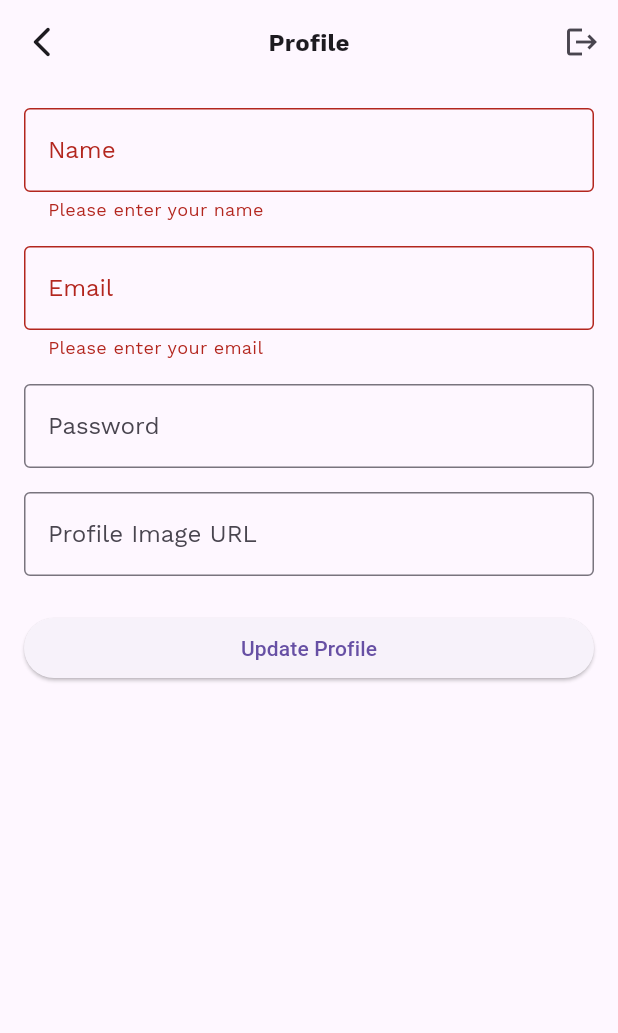
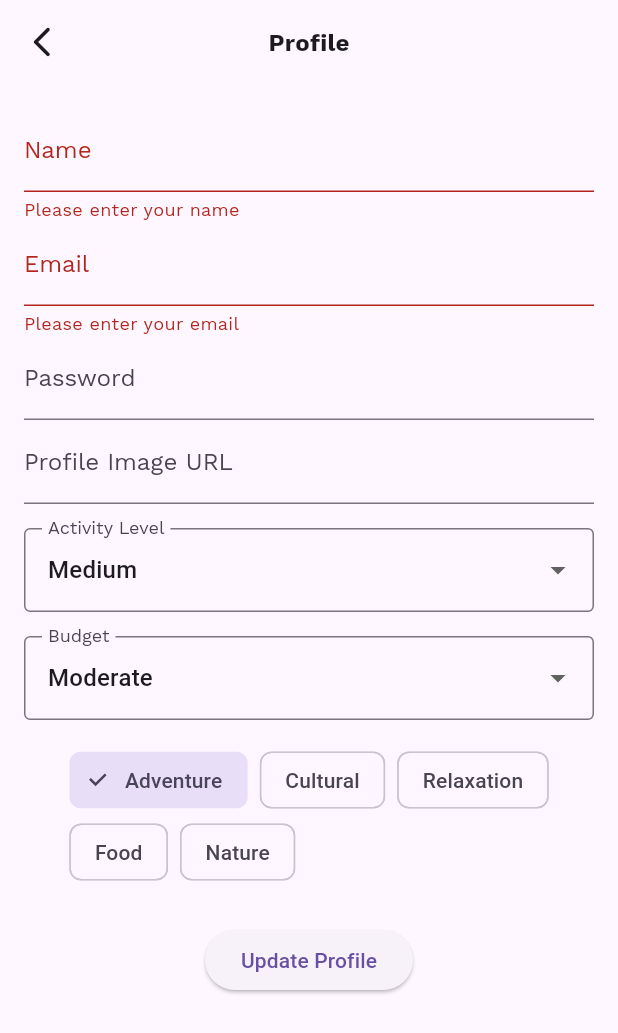
Before and after one commit to jdalgali/TravelCompanionFinder, a Flutter app: the ProfileScreen screen opened directly, after a tap on "Update Profile", on a phone screen of 412 x 824 dp. Shown: the top 1033 px of the screen. Run offline on Flutter 3.47's test engine with Material 3 defaults, Android fonts, the phone set to English and light mode, and no system bars; our stand-ins replace flutter_secure_storage; accounts and stored records are empty.

Commit message:
add advanced profile

```diff
--- a/frontend/lib/providers/auth_provider.dart
+++ b/frontend/lib/providers/auth_provider.dart
@@ -151,6 +151,7 @@ class AuthProvider with ChangeNotifier {
     required String email,
     String? password,
     String? profileImage,
+    Map<String, dynamic>? preferences,
   }) async {
     try {
       _isLoading = true;
@@ -162,6 +163,7 @@ class AuthProvider with ChangeNotifier {
         email: email,
         password: password,
         profileImage: profileImage,
+        preferences: preferences,
       );
 
       if (result['success']) {
--- a/frontend/lib/screens/profile/profile_screen.dart
+++ b/frontend/lib/screens/profile/profile_screen.dart
@@ -17,16 +17,24 @@ class _ProfileScreenState extends State<ProfileScreen> {
   final _emailController = TextEditingController();
   final _passwordController = TextEditingController();
   final _profileImageController = TextEditingController();
+  String _activityLevel = 'Medium';
+  String _budget = 'Moderate';
+  final List<String> _travelStyle = ['Adventure'];
 
   @override
   void initState() {
     super.initState();
     final user = context.read<AuthProvider>().user;
     if (user != null) {
-      _nameController.text = user['name'];
-      _emailController.text = user['email'];
+      _nameController.text = user['name'] ?? '';
+      _emailController.text = user['email'] ?? '';
       _profileImageController.text = user['profileImage'] ?? '';
+      _activityLevel = user['preferences']?['activityLevel'] ?? 'Medium';
+      _budget = user['preferences']?['budget'] ?? 'Moderate';
+      _travelStyle.addAll(List<String>.from(
+          user['preferences']?['travelStyle'] ?? ['Adventure']));
     }
+    print('ProfileScreen initialized with user: $user');
   }
 
   Future<void> _updateProfile() async {
@@ -35,19 +43,21 @@ class _ProfileScreenState extends State<ProfileScreen> {
     final result = await context.read<AuthProvider>().updateProfile(
       name: _nameController.text,
       email: _emailController.text,
-          password: _passwordController.text.isEmpty
-              ? null
-              : _passwordController.text,
+      password:
+          _passwordController.text.isEmpty ? null : _passwordController.text,
       profileImage: _profileImageController.text.isEmpty
           ? null
           : _profileImageController.text,
+      preferences: {
+        'activityLevel': _activityLevel,
+        'budget': _budget,
+        'travelStyle': _travelStyle,
+      },
     );
-
-    if (!mounted) return;
 
     if (result['success']) {
       ScaffoldMessenger.of(context).showSnackBar(
-        const SnackBar(content: Text('Profile updated successfully')),
+        SnackBar(content: Text('Profile updated successfully')),
       );
     } else {
       ScaffoldMessenger.of(context).showSnackBar(
@@ -56,37 +66,22 @@ class _ProfileScreenState extends State<ProfileScreen> {
     }
   }
 
-  Future<void> _logout() async {
-    await context.read<AuthProvider>().logout();
-    if (!mounted) return;
-    Navigator.of(context).pushReplacementNamed('/login');
-  }
-
   @override
   Widget build(BuildContext context) {
+    print('Building ProfileScreen');
     return Scaffold(
       appBar: AppBar(
         title: const Text('Profile'),
-        actions: [
-          IconButton(
-            icon: const Icon(Icons.logout),
-            onPressed: _logout,
-          ),
-        ],
       ),
       body: Padding(
         padding: const EdgeInsets.all(16.0),
         child: Form(
           key: _formKey,
           child: Column(
-            crossAxisAlignment: CrossAxisAlignment.stretch,
             children: [
               TextFormField(
                 controller: _nameController,
-                decoration: const InputDecoration(
-                  labelText: 'Name',
-                  border: OutlineInputBorder(),
-                ),
+                decoration: const InputDecoration(labelText: 'Name'),
                 validator: (value) {
                   if (value == null || value.isEmpty) {
                     return 'Please enter your name';
@@ -94,13 +89,9 @@ class _ProfileScreenState extends State<ProfileScreen> {
                   return null;
                 },
               ),
-              const SizedBox(height: 16),
               TextFormField(
                 controller: _emailController,
-                decoration: const InputDecoration(
-                  labelText: 'Email',
-                  border: OutlineInputBorder(),
-                ),
+                decoration: const InputDecoration(labelText: 'Email'),
                 validator: (value) {
                   if (value == null || value.isEmpty) {
                     return 'Please enter your email';
@@ -108,28 +99,79 @@ class _ProfileScreenState extends State<ProfileScreen> {
                   return null;
                 },
               ),
-              const SizedBox(height: 16),
               TextFormField(
                 controller: _passwordController,
-                decoration: const InputDecoration(
-                  labelText: 'Password',
-                  border: OutlineInputBorder(),
-                ),
+                decoration: const InputDecoration(labelText: 'Password'),
                 obscureText: true,
                 validator: (value) {
                   if (value != null && value.isNotEmpty && value.length < 6) {
-                    return 'Password should be at least 6 characters';
+                    return 'Password must be at least 6 characters';
                   }
                   return null;
                 },
               ),
-              const SizedBox(height: 16),
               TextFormField(
                 controller: _profileImageController,
+                decoration:
+                    const InputDecoration(labelText: 'Profile Image URL'),
+              ),
+              const SizedBox(height: 16),
+              DropdownButtonFormField<String>(
+                value: _activityLevel,
                 decoration: const InputDecoration(
-                  labelText: 'Profile Image URL',
+                  labelText: 'Activity Level',
                   border: OutlineInputBorder(),
                 ),
+                items: ['Low', 'Medium', 'High']
+                    .map((level) => DropdownMenuItem(
+                          value: level,
+                          child: Text(level),
+                        ))
+                    .toList(),
+                onChanged: (value) {
+                  if (value != null) {
+                    setState(() => _activityLevel = value);
+                  }
+                },
+              ),
+              const SizedBox(height: 16),
+              DropdownButtonFormField<String>(
+                value: _budget,
+                decoration: const InputDecoration(
+                  labelText: 'Budget',
+                  border: OutlineInputBorder(),
+                ),
+                items: ['Budget', 'Moderate', 'Luxury']
+                    .map((budget) => DropdownMenuItem(
+                          value: budget,
+                          child: Text(budget),
+                        ))
+                    .toList(),
+                onChanged: (value) {
+                  if (value != null) {
+                    setState(() => _budget = value);
+                  }
+                },
+              ),
+              const SizedBox(height: 16),
+              Wrap(
+                spacing: 8.0,
+                children:
+                    ['Adventure', 'Cultural', 'Relaxation', 'Food', 'Nature']
+                        .map((style) => FilterChip(
+                              label: Text(style),
+                              selected: _travelStyle.contains(style),
+                              onSelected: (selected) {
+                                setState(() {
+                                  if (selected) {
+                                    _travelStyle.add(style);
+                                  } else {
+                                    _travelStyle.remove(style);
+                                  }
+                                });
+                              },
+                            ))
+                        .toList(),
               ),
               const SizedBox(height: 24),
               ElevatedButton(
--- a/frontend/lib/services/auth_service.dart
+++ b/frontend/lib/services/auth_service.dart
@@ -136,6 +136,7 @@ class AuthService {
     required String email,
     String? password,
     String? profileImage,
+    Map<String, dynamic>? preferences,
   }) async {
     try {
       final response = await http.patch(
@@ -150,6 +151,7 @@ class AuthService {
           'email': email,
           if (password != null) 'password': password,
           if (profileImage != null) 'profileImage': profileImage,
+          if (preferences != null) 'preferences': preferences,
         }),
       );
 
```
Also changed, not shown: 2 other files. Lines whose indentation alone changed are shown as unchanged.
